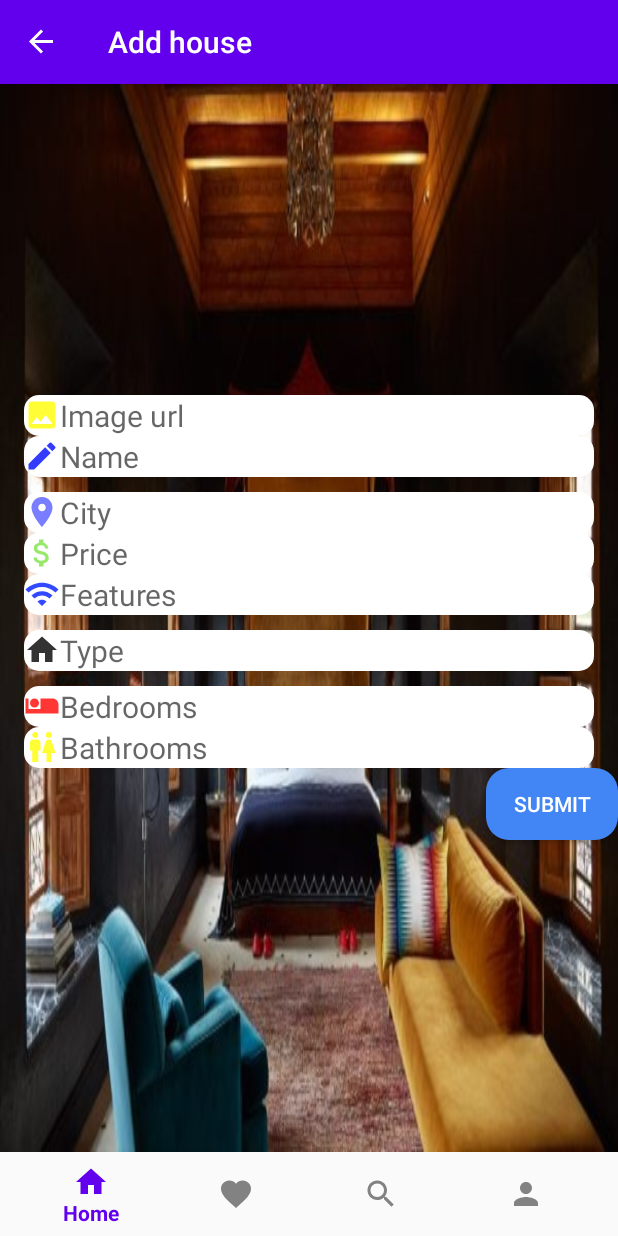
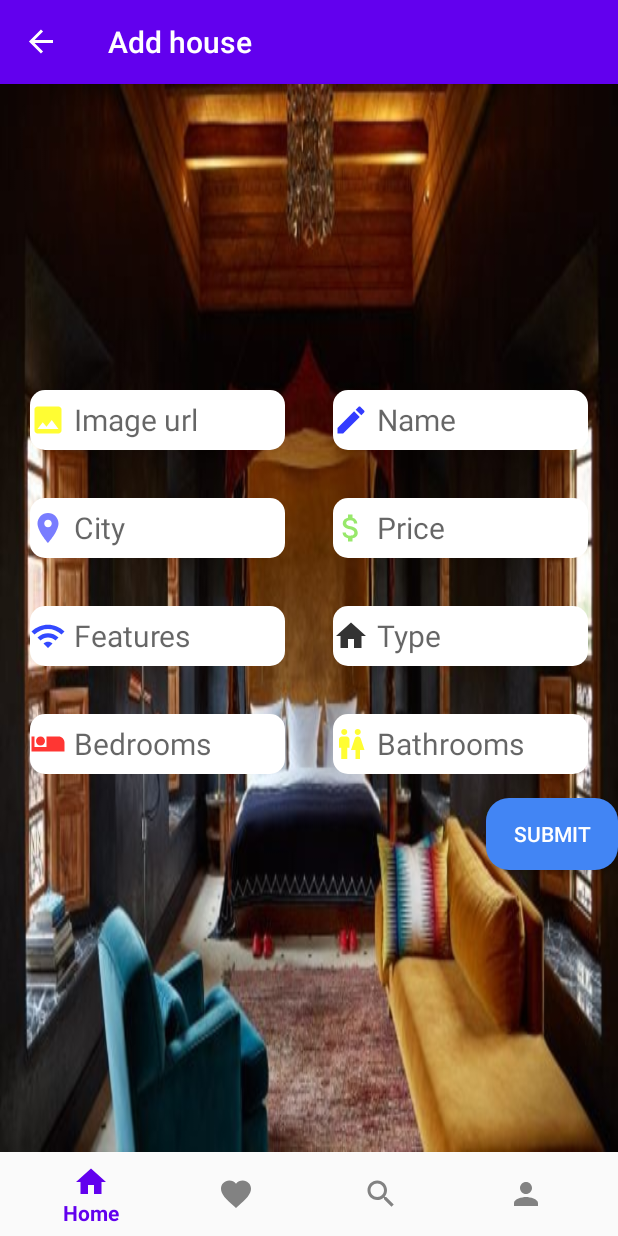
Before and after one commit to tomas99batista/Homies_Marketplace, an Android app: the AddHouseFragment screen opened through its navigation route, on a phone screen of 412 x 824 dp. Run offline under Robolectric (Android 15) with nearby library versions, the phone set to English and light mode, and no system bars; our stand-ins replace navigation-ui; 1 statement that could not run was skipped.

Commit message:
changes in add house page layout

```diff
--- a/android/HomiesMarketPlaceApp/app/src/main/res/layout/fragment_add_house.xml
+++ b/android/HomiesMarketPlaceApp/app/src/main/res/layout/fragment_add_house.xml
@@ -12,102 +12,148 @@
             android:background="@drawable/roomaddhousebackground"
             android:layout_height="match_parent">
 
+            <LinearLayout
+                android:layout_width="match_parent"
+                android:layout_height="wrap_content"
+                android:gravity="center"
+                android:orientation="horizontal">
+
             <EditText
                 android:id="@+id/NewplaceImage"
                 android:hint="Image url"
                 android:textSize="20sp"
+                android:paddingRight="30dp"
+                android:drawablePadding="5dp"
                 android:background="@drawable/search_edit_text"
                 android:drawableStart="@drawable/ic_image"
                 android:layout_marginStart="16dp"
                 android:layout_marginEnd="16dp"
-                android:layout_width="match_parent"
-                android:layout_height="wrap_content"
+                android:layout_width="170dp"
+                android:layout_height="40dp"
                 android:scaleType="centerCrop"
                 />
 
             <EditText
                 android:id="@+id/New_place_title"
                 android:hint="Name"
+                android:paddingRight="30dp"
+                android:drawablePadding="5dp"
+                android:layout_margin="16dp"
                 android:background="@drawable/search_edit_text"
                 android:drawableStart="@drawable/ic_name"
                 android:textSize="20sp"
                 android:layout_marginStart="16dp"
                 android:layout_marginEnd="16dp"
+                android:layout_width="170dp"
+                android:layout_height="40dp"
+
+                />
+
+            </LinearLayout>
+
+            <LinearLayout
                 android:layout_width="match_parent"
                 android:layout_height="wrap_content"
-
-                />
+                android:gravity="center"
+                android:orientation="horizontal">
 
             <EditText
                 android:id="@+id/New_place_city"
                 android:hint="City"
+                android:paddingRight="30dp"
+                android:drawablePadding="5dp"
                 android:background="@drawable/search_edit_text"
                 android:drawableStart="@drawable/ic_location"
-                android:layout_width="match_parent"
-                android:layout_marginTop="10dp"
+                android:layout_width="170dp"
+                android:layout_margin="16dp"
                 android:textSize="20sp"
                 android:layout_marginStart="16dp"
                 android:layout_marginEnd="16dp"
-                android:gravity="start"
-                android:layout_height="wrap_content"/>
+                android:layout_height="40dp"/>
 
             <EditText
                 android:id="@+id/New_place_price"
                 android:hint="Price"
+                android:paddingRight="30dp"
+                android:drawablePadding="5dp"
+                android:layout_margin="16dp"
                 android:background="@drawable/search_edit_text"
                 android:drawableStart="@drawable/ic_price"
                 android:inputType="number"
-                android:layout_width="match_parent"
+                android:layout_width="170dp"
                 android:layout_marginStart="16dp"
                 android:layout_marginEnd="16dp"
                 android:textSize="20sp"
-                android:gravity="start"
-                android:layout_height="wrap_content"/>
+                android:layout_height="40dp"/>
+            </LinearLayout>
 
+            <LinearLayout
+                android:layout_width="match_parent"
+                android:layout_height="wrap_content"
+                android:gravity="center"
+                android:orientation="horizontal">
             <EditText
                 android:id="@+id/New_place_features"
                 android:hint="Features"
+                android:paddingRight="30dp"
+                android:drawablePadding="5dp"
                 android:background="@drawable/search_edit_text"
-                android:layout_width="match_parent"
+                android:layout_width="170dp"
                 android:layout_marginStart="16dp"
                 android:layout_marginEnd="16dp"
+                android:layout_margin="16dp"
                 android:drawableStart="@drawable/ic_features"
                 android:textSize="20sp"
-                android:gravity="start"
-                android:layout_height="wrap_content"/>
+                android:layout_height="40dp"/>
 
             <EditText
                 android:id="@+id/New_place_type"
                 android:hint="Type"
+                android:paddingRight="30dp"
+                android:drawablePadding="5dp"
                 android:background="@drawable/search_edit_text"
-                android:layout_width="match_parent"
+                android:layout_width="170dp"
                 android:layout_marginStart="16dp"
                 android:layout_marginEnd="16dp"
                 android:drawableStart="@drawable/ic_house"
                 android:textSize="20sp"
-                android:layout_marginTop="10dp"
+                android:layout_margin="16dp"
                 android:layout_marginBottom="10dp"
-                android:layout_height="wrap_content"/>
+                android:layout_height="40dp"/>
+            </LinearLayout>
+
+            <LinearLayout
+                android:layout_width="match_parent"
+                android:layout_height="wrap_content"
+                android:gravity="center"
+                android:orientation="horizontal">
             <EditText
                 android:id="@+id/New_place_no_bedrooms"
                 android:hint="Bedrooms"
+                android:paddingRight="30dp"
+                android:drawablePadding="5dp"
                 android:background="@drawable/search_edit_text"
                 android:drawableStart="@drawable/ic_bedrooms"
-                android:layout_width="match_parent"
+                android:layout_width="170dp"
                 android:layout_marginStart="16dp"
+                android:layout_margin="16dp"
                 android:layout_marginEnd="16dp"
                 android:textSize="20sp"
-                android:layout_height="wrap_content"/>
+                android:layout_height="40dp"/>
             <EditText
                 android:id="@+id/New_place_no_bathrooms"
                 android:hint="Bathrooms"
+                android:paddingRight="30dp"
+                android:layout_margin="16dp"
+                android:drawablePadding="5dp"
                 android:background="@drawable/search_edit_text"
                 android:drawableStart="@drawable/ic_bathrooms"
                 android:layout_marginEnd="16dp"
-                android:layout_width="match_parent"
+                android:layout_width="170dp"
                 android:layout_marginStart="16dp"
                 android:textSize="20sp"
-                android:layout_height="wrap_content"/>
+                android:layout_height="40dp"/>
+            </LinearLayout>
 
             <Button
                 android:id="@+id/submitHouse"
```
